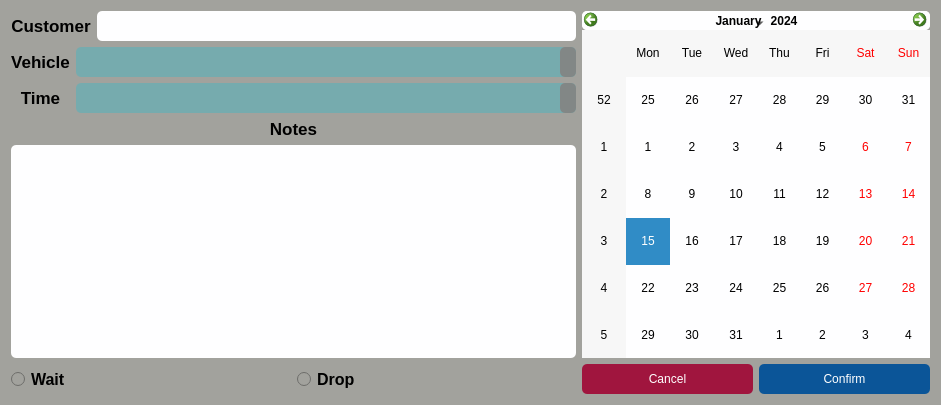
The window that openauto/theme/edit_appointment.ui (winterautollc/OpenAutoCore) describes before a commit, drawn with Qt 5.
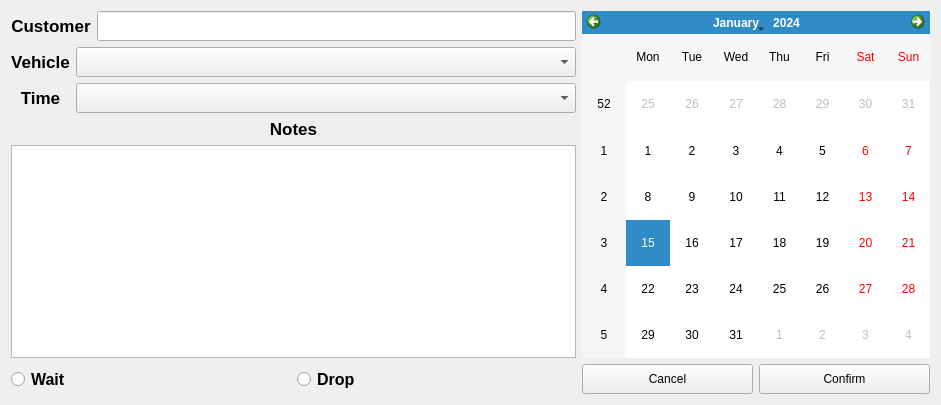
The same window after the commit. Icons and pictures are not drawn.

The edit to the form file:
```diff
--- a/openauto/theme/edit_appointment.ui
+++ b/openauto/theme/edit_appointment.ui
@@ -14,10 +14,7 @@
    <string>Form</string>
   </property>
   <property name="styleSheet">
-   <string notr="true">color: black;
-background-color: #A2A29D;
-background-image: none;
-border-radius: 10px;</string>
+   <string notr="true"/>
   </property>
   <layout class="QGridLayout" name="gridLayout">
    <item row="0" column="0" colspan="2">
@@ -32,6 +29,9 @@
            <bold>true</bold>
           </font>
          </property>
+         <property name="styleSheet">
+          <string notr="true"/>
+         </property>
          <property name="text">
           <string>Customer</string>
          </property>
@@ -61,9 +61,7 @@
           </font>
          </property>
          <property name="styleSheet">
-          <string notr="true">border-radius: 5px;
-background-color: #fefeff;
-color: black;</string>
+          <string notr="true"/>
          </property>
          <property name="alignment">
           <set>Qt::AlignCenter</set>
@@ -85,6 +83,9 @@
            <bold>true</bold>
           </font>
          </property>
+         <property name="styleSheet">
+          <string notr="true"/>
+         </property>
          <property name="text">
           <string>Vehicle</string>
          </property>
@@ -108,29 +109,7 @@
           </font>
          </property>
          <property name="styleSheet">
-          <string notr="true">QComboBox {
-	border-radius: 5px;
-	color: #fff;
-	background-color: #76ABAE;
-}
-
-QComboBox:hover {
-	background-color: #828786;
-	color: #fff;
-	border-radius: 5px;
-}
-
-QComboBox:drop-down {
-	background-color: #828786;
-	color: #fff;
-	border-radius: 5px;
-}
-
-QComboBox QAbstractItemView {
-	background-color: #828786;
-	color: #fff;
-	border-radius: 5px;
-}</string>
+          <string notr="true"/>
          </property>
         </widget>
        </item>
@@ -152,6 +131,9 @@
            <bold>true</bold>
           </font>
          </property>
+         <property name="styleSheet">
+          <string notr="true"/>
+         </property>
          <property name="text">
           <string>Time</string>
          </property>
@@ -187,29 +169,7 @@
           </font>
          </property>
          <property name="styleSheet">
-          <string notr="true">QComboBox {
-	border-radius: 5px;
-	color: #fff;
-	background-color: #76ABAE;
-}
-
-QComboBox:hover {
-	background-color: #828786;
-	color: #fff;
-	border-radius: 5px;
-}
-
-QComboBox:drop-down {
-	background-color: #828786;
-	color: #fff;
-	border-radius: 5px;
-}
-
-QComboBox QAbstractItemView {
-	background-color: #828786;
-	color: #fff;
-	border-radius: 5px;
-}</string>
+          <string notr="true"/>
          </property>
         </widget>
        </item>
@@ -220,9 +180,7 @@
    <item row="0" column="2" rowspan="2" colspan="2">
     <widget class="QCalendarWidget" name="date_widget">
      <property name="styleSheet">
-      <string notr="true">border-radius: 5px;
-background-color: #fefeff;
-color: black;</string>
+      <string notr="true"/>
      </property>
     </widget>
    </item>
@@ -236,6 +194,9 @@
          <bold>true</bold>
         </font>
        </property>
+       <property name="styleSheet">
+        <string notr="true"/>
+       </property>
        <property name="text">
         <string>Notes</string>
        </property>
@@ -253,9 +214,7 @@
         </font>
        </property>
        <property name="styleSheet">
-        <string notr="true">border-radius: 5px;
-background-color: #fefeff;
-color: black;</string>
+        <string notr="true"/>
        </property>
       </widget>
      </item>
@@ -275,6 +234,9 @@
        <bold>true</bold>
       </font>
      </property>
+     <property name="styleSheet">
+      <string notr="true"/>
+     </property>
      <property name="text">
       <string>Wait</string>
      </property>
@@ -294,6 +256,9 @@
        <bold>true</bold>
       </font>
      </property>
+     <property name="styleSheet">
+      <string notr="true"/>
+     </property>
      <property name="text">
       <string>Drop</string>
      </property>
@@ -308,17 +273,7 @@
       </size>
      </property>
      <property name="styleSheet">
-      <string notr="true">QPushButton {
-	border-radius: 5px;
-	color: #fff;
-	background-color: #A0153E;
-}
-
-QPushButton:hover {
-	background-color: #C49497;
-	color: #fff;
-	border-radius: 10px;
-}</string>
+      <string notr="true"/>
      </property>
      <property name="text">
       <string>Cancel</string>
@@ -344,17 +299,7 @@
       </size>
      </property>
      <property name="styleSheet">
-      <string notr="true">QPushButton {
-	border-radius: 5px;
-	color: #fff;
-	background-color: #0B5598;
-}
-
-QPushButton:hover {
-	background-color: #828786;
-	color: #fff;
-	border-radius: 10px;
-}</string>
+      <string notr="true"/>
      </property>
      <property name="text">
       <string>Confirm</string>
```
Left out of the diff: 18 changed lines with no effect on the pictures.
